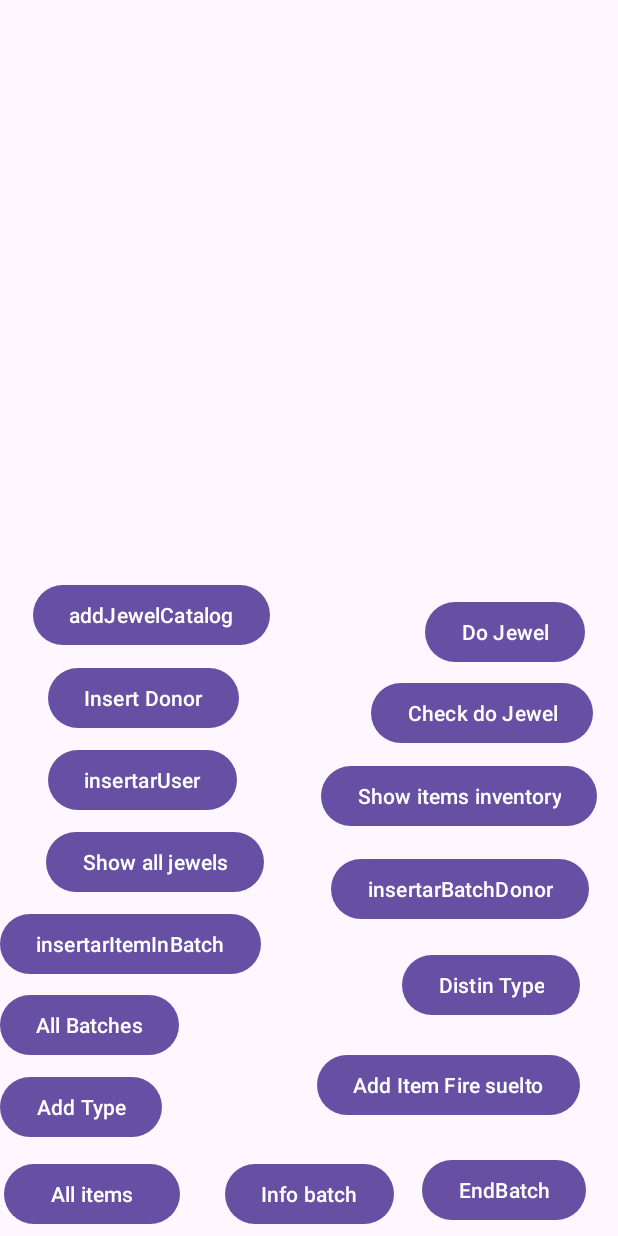
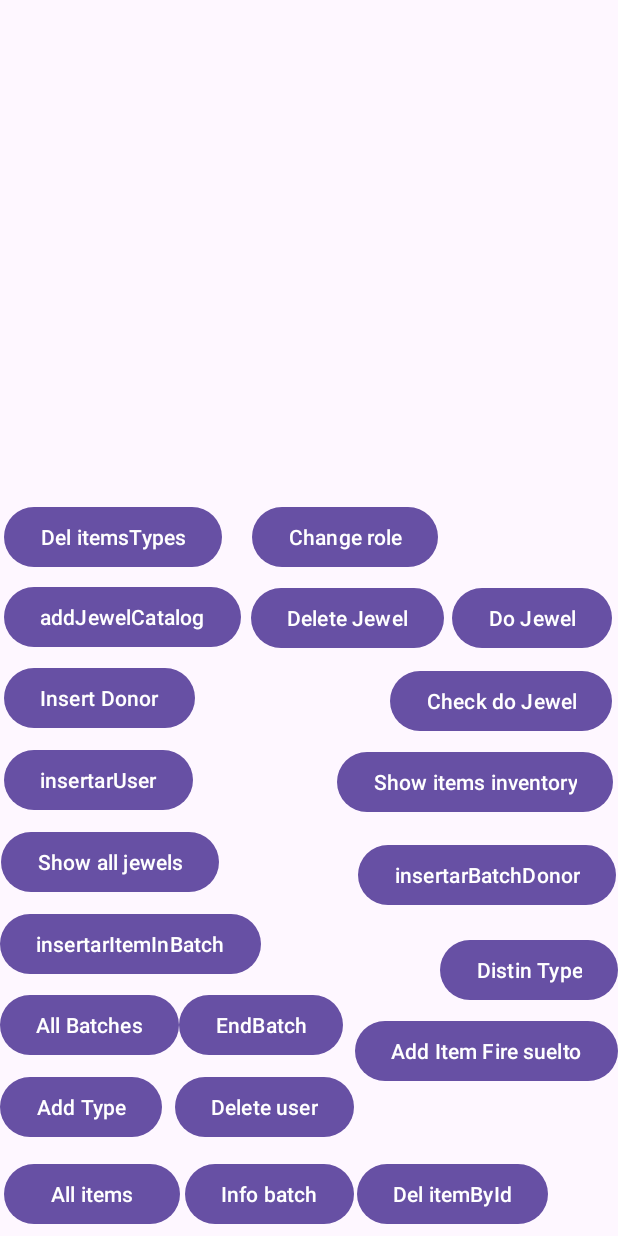
Before and after one commit to SergioAlmagre/JawasChallenge, an Android app: the layout activity_main.xml on its own in the app's theme, with its tools: preview values and no code run, on a phone screen of 412 x 824 dp. Run offline under Robolectric (Android 15) with nearby library versions, the phone set to English and light mode, and no system bars.

Commit message:
gitflow-feature-stash: logicOfOperation

```diff
--- a/app/src/main/java/Model/Hardware/Item.kt
+++ b/app/src/main/java/Model/Hardware/Item.kt
@@ -9,11 +9,11 @@ class Item {
     var attributes = mutableListOf<Attribute>()
     init {
         var itemType = Attribute("Type")
-        var itemObservations = Attribute("Observations")
+        var itemDescription = Attribute("Description")
         var itemPicture = Attribute("Picture")
 
         attributes.add(itemType)
-        attributes.add(itemObservations)
+        attributes.add(itemDescription)
         attributes.add(itemPicture)
     }
 
--- a/app/src/main/res/layout/activity_main.xml
+++ b/app/src/main/res/layout/activity_main.xml
@@ -7,16 +7,28 @@
     tools:context=".MainActivity">
 
     <Button
-        android:id="@+id/btnDoJewel"
+        android:id="@+id/btnDeleteItemsTypes"
         android:layout_width="wrap_content"
         android:layout_height="wrap_content"
-        android:text="Do Jewel"
+        android:text="Del itemsTypes"
         app:layout_constraintBottom_toBottomOf="parent"
         app:layout_constraintEnd_toEndOf="parent"
-        app:layout_constraintHorizontal_bias="0.927"
+        app:layout_constraintHorizontal_bias="0.011"
         app:layout_constraintStart_toStartOf="parent"
         app:layout_constraintTop_toTopOf="parent"
-        app:layout_constraintVertical_bias="0.512" />
+        app:layout_constraintVertical_bias="0.43" />
+
+    <Button
+        android:id="@+id/btnChangeRole"
+        android:layout_width="wrap_content"
+        android:layout_height="wrap_content"
+        android:text="Change role"
+        app:layout_constraintBottom_toBottomOf="parent"
+        app:layout_constraintEnd_toEndOf="parent"
+        app:layout_constraintHorizontal_bias="0.584"
+        app:layout_constraintStart_toStartOf="parent"
+        app:layout_constraintTop_toTopOf="parent"
+        app:layout_constraintVertical_bias="0.43" />
 
     <Button
         android:id="@+id/btnInfoBatch"
@@ -25,33 +37,45 @@
         android:text="Info batch"
         app:layout_constraintBottom_toBottomOf="parent"
         app:layout_constraintEnd_toEndOf="parent"
+        app:layout_constraintHorizontal_bias="0.412"
         app:layout_constraintStart_toStartOf="parent"
         app:layout_constraintTop_toTopOf="parent"
         app:layout_constraintVertical_bias="0.995" />
 
     <Button
-        android:id="@+id/btnAddJewelCatalog"
+        android:id="@+id/btnDeleteUser"
         android:layout_width="wrap_content"
         android:layout_height="wrap_content"
-        android:text="addJewelCatalog"
+        android:text="Delete user"
         app:layout_constraintBottom_toBottomOf="parent"
         app:layout_constraintEnd_toEndOf="parent"
-        app:layout_constraintHorizontal_bias="0.087"
+        app:layout_constraintHorizontal_bias="0.399"
         app:layout_constraintStart_toStartOf="parent"
         app:layout_constraintTop_toTopOf="parent"
-        app:layout_constraintVertical_bias="0.497" />
+        app:layout_constraintVertical_bias="0.92" />
 
     <Button
-        android:id="@+id/btnEndBatch"
+        android:id="@+id/btnDeleteJewel"
         android:layout_width="wrap_content"
         android:layout_height="wrap_content"
-        android:text="EndBatch"
+        android:text="Delete Jewel"
         app:layout_constraintBottom_toBottomOf="parent"
         app:layout_constraintEnd_toEndOf="parent"
-        app:layout_constraintHorizontal_bias="0.93"
+        app:layout_constraintHorizontal_bias="0.591"
+        app:layout_constraintStart_toStartOf="parent"
+        app:layout_constraintTop_toTopOf="parent" />
+
+    <Button
+        android:id="@+id/btnDeleteItemById"
+        android:layout_width="wrap_content"
+        android:layout_height="wrap_content"
+        android:text="Del itemById"
+        app:layout_constraintBottom_toBottomOf="parent"
+        app:layout_constraintEnd_toEndOf="parent"
+        app:layout_constraintHorizontal_bias="0.837"
         app:layout_constraintStart_toStartOf="parent"
         app:layout_constraintTop_toTopOf="parent"
-        app:layout_constraintVertical_bias="0.991" />
+        app:layout_constraintVertical_bias="0.995" />
 
     <Button
         android:id="@+id/btnAddType"
@@ -72,10 +96,81 @@
         android:text="Add Item Fire suelto"
         app:layout_constraintBottom_toBottomOf="parent"
         app:layout_constraintEnd_toEndOf="parent"
-        app:layout_constraintHorizontal_bias="0.893"
+        app:layout_constraintHorizontal_bias="1.0"
         app:layout_constraintStart_toStartOf="parent"
         app:layout_constraintTop_toTopOf="parent"
-        app:layout_constraintVertical_bias="0.901" />
+        app:layout_constraintVertical_bias="0.872" />
+
+    <Button
+        android:id="@+id/btnCheckDoJewel"
+        android:layout_width="wrap_content"
+        android:layout_height="wrap_content"
+        android:text="Check do Jewel"
+        app:layout_constraintBottom_toBottomOf="parent"
+        app:layout_constraintEnd_toEndOf="parent"
+        app:layout_constraintHorizontal_bias="0.984"
+        app:layout_constraintStart_toStartOf="parent"
+        app:layout_constraintTop_toTopOf="parent"
+        app:layout_constraintVertical_bias="0.571" />
+
+    <Button
+        android:id="@+id/btnShowItemsInvertory"
+        android:layout_width="wrap_content"
+        android:layout_height="wrap_content"
+        android:text="Show items inventory"
+        app:layout_constraintBottom_toBottomOf="parent"
+        app:layout_constraintEnd_toEndOf="parent"
+        app:layout_constraintHorizontal_bias="0.986"
+        app:layout_constraintStart_toStartOf="parent"
+        app:layout_constraintTop_toTopOf="parent"
+        app:layout_constraintVertical_bias="0.641" />
+
+    <Button
+        android:id="@+id/btnInsertarBatch"
+        android:layout_width="wrap_content"
+        android:layout_height="wrap_content"
+        android:text="insertarBatchDonor"
+        app:layout_constraintBottom_toBottomOf="parent"
+        app:layout_constraintEnd_toEndOf="parent"
+        app:layout_constraintHorizontal_bias="0.995"
+        app:layout_constraintStart_toStartOf="parent"
+        app:layout_constraintTop_toTopOf="parent"
+        app:layout_constraintVertical_bias="0.721" />
+
+    <Button
+        android:id="@+id/btnDistinType"
+        android:layout_width="wrap_content"
+        android:layout_height="wrap_content"
+        android:text="Distin Type"
+        app:layout_constraintBottom_toBottomOf="parent"
+        app:layout_constraintEnd_toEndOf="parent"
+        app:layout_constraintHorizontal_bias="1.0"
+        app:layout_constraintStart_toStartOf="parent"
+        app:layout_constraintTop_toTopOf="parent"
+        app:layout_constraintVertical_bias="0.802" />
+
+    <Button
+        android:id="@+id/btnEndBatch"
+        android:layout_width="wrap_content"
+        android:layout_height="wrap_content"
+        android:text="EndBatch"
+        app:layout_constraintBottom_toBottomOf="parent"
+        app:layout_constraintEnd_toEndOf="parent"
+        app:layout_constraintHorizontal_bias="0.394"
+        app:layout_constraintStart_toStartOf="parent"
+        app:layout_constraintTop_toTopOf="parent"
+        app:layout_constraintVertical_bias="0.85" />
+
+    <Button
+        android:id="@+id/btnDoJewel"
+        android:layout_width="wrap_content"
+        android:layout_height="wrap_content"
+        android:text="Do Jewel"
+        app:layout_constraintBottom_toBottomOf="parent"
+        app:layout_constraintEnd_toEndOf="parent"
+        app:layout_constraintHorizontal_bias="0.986"
+        app:layout_constraintStart_toStartOf="parent"
+        app:layout_constraintTop_toTopOf="parent" />
 
     <Button
         android:id="@+id/btnAllBatches"
@@ -102,78 +197,6 @@
         app:layout_constraintVertical_bias="0.995" />
 
     <Button
-        android:id="@+id/btnInsertDonor"
-        android:layout_width="wrap_content"
-        android:layout_height="wrap_content"
-        android:text="Insert Donor"
-        app:layout_constraintBottom_toBottomOf="parent"
-        app:layout_constraintEnd_toEndOf="parent"
-        app:layout_constraintHorizontal_bias="0.113"
-        app:layout_constraintStart_toStartOf="parent"
-        app:layout_constraintTop_toTopOf="parent"
-        app:layout_constraintVertical_bias="0.569" />
-
-    <Button
-        android:id="@+id/btnShowAllJewels"
-        android:layout_width="wrap_content"
-        android:layout_height="wrap_content"
-        android:text="Show all jewels"
-        app:layout_constraintBottom_toBottomOf="parent"
-        app:layout_constraintEnd_toEndOf="parent"
-        app:layout_constraintHorizontal_bias="0.115"
-        app:layout_constraintStart_toStartOf="parent"
-        app:layout_constraintTop_toTopOf="parent"
-        app:layout_constraintVertical_bias="0.71" />
-
-    <Button
-        android:id="@+id/btnCheckDoJewel"
-        android:layout_width="wrap_content"
-        android:layout_height="wrap_content"
-        android:text="Check do Jewel"
-        app:layout_constraintBottom_toBottomOf="parent"
-        app:layout_constraintEnd_toEndOf="parent"
-        app:layout_constraintHorizontal_bias="0.938"
-        app:layout_constraintStart_toStartOf="parent"
-        app:layout_constraintTop_toTopOf="parent"
-        app:layout_constraintVertical_bias="0.582" />
-
-    <Button
-        android:id="@+id/btnInsertarBatch"
-        android:layout_width="wrap_content"
-        android:layout_height="wrap_content"
-        android:text="insertarBatchDonor"
-        app:layout_constraintBottom_toBottomOf="parent"
-        app:layout_constraintEnd_toEndOf="parent"
-        app:layout_constraintHorizontal_bias="0.92"
-        app:layout_constraintStart_toStartOf="parent"
-        app:layout_constraintTop_toTopOf="parent"
-        app:layout_constraintVertical_bias="0.733" />
-
-    <Button
-        android:id="@+id/btnShowItemsInvertory"
-        android:layout_width="wrap_content"
-        android:layout_height="wrap_content"
-        android:text="Show items inventory"
-        app:layout_constraintBottom_toBottomOf="parent"
-        app:layout_constraintEnd_toEndOf="parent"
-        app:layout_constraintHorizontal_bias="0.938"
-        app:layout_constraintStart_toStartOf="parent"
-        app:layout_constraintTop_toTopOf="parent"
-        app:layout_constraintVertical_bias="0.653" />
-
-    <Button
-        android:id="@+id/btnDistinType"
-        android:layout_width="wrap_content"
-        android:layout_height="wrap_content"
-        android:text="Distin Type"
-        app:layout_constraintBottom_toBottomOf="parent"
-        app:layout_constraintEnd_toEndOf="parent"
-        app:layout_constraintHorizontal_bias="0.914"
-        app:layout_constraintStart_toStartOf="parent"
-        app:layout_constraintTop_toTopOf="parent"
-        app:layout_constraintVertical_bias="0.815" />
-
-    <Button
         android:id="@+id/btnInsertarItemInBatch"
         android:layout_width="wrap_content"
         android:layout_height="wrap_content"
@@ -192,21 +215,57 @@
         android:text="insertarUser"
         app:layout_constraintBottom_toBottomOf="parent"
         app:layout_constraintEnd_toEndOf="parent"
-        app:layout_constraintHorizontal_bias="0.112"
+        app:layout_constraintHorizontal_bias="0.01"
         app:layout_constraintStart_toStartOf="parent"
         app:layout_constraintTop_toTopOf="parent"
         app:layout_constraintVertical_bias="0.639" />
 
+    <Button
+        android:id="@+id/btnAddJewelCatalog"
+        android:layout_width="wrap_content"
+        android:layout_height="wrap_content"
+        android:text="addJewelCatalog"
+        app:layout_constraintBottom_toBottomOf="parent"
+        app:layout_constraintEnd_toEndOf="parent"
+        app:layout_constraintHorizontal_bias="0.011"
+        app:layout_constraintStart_toStartOf="parent"
+        app:layout_constraintTop_toTopOf="parent"
+        app:layout_constraintVertical_bias="0.499" />
+
+    <Button
+        android:id="@+id/btnInsertDonor"
+        android:layout_width="wrap_content"
+        android:layout_height="wrap_content"
+        android:text="Insert Donor"
+        app:layout_constraintBottom_toBottomOf="parent"
+        app:layout_constraintEnd_toEndOf="parent"
+        app:layout_constraintHorizontal_bias="0.01"
+        app:layout_constraintStart_toStartOf="parent"
+        app:layout_constraintTop_toTopOf="parent"
+        app:layout_constraintVertical_bias="0.569" />
+
+    <Button
+        android:id="@+id/btnShowAllJewels"
+        android:layout_width="wrap_content"
+        android:layout_height="wrap_content"
+        android:text="Show all jewels"
+        app:layout_constraintBottom_toBottomOf="parent"
+        app:layout_constraintEnd_toEndOf="parent"
+        app:layout_constraintHorizontal_bias="0.003"
+        app:layout_constraintStart_toStartOf="parent"
+        app:layout_constraintTop_toTopOf="parent"
+        app:layout_constraintVertical_bias="0.71" />
+
     <ScrollView
         android:id="@+id/txtScroll"
-        android:layout_width="358dp"
-        android:layout_height="328dp"
+        android:layout_width="382dp"
+        android:layout_height="283dp"
         app:layout_constraintBottom_toBottomOf="parent"
         app:layout_constraintEnd_toEndOf="parent"
-        app:layout_constraintHorizontal_bias="0.491"
+        app:layout_constraintHorizontal_bias="0.489"
         app:layout_constraintStart_toStartOf="parent"
         app:layout_constraintTop_toTopOf="parent"
-        app:layout_constraintVertical_bias="0.033">
+        app:layout_constraintVertical_bias="0.013">
 
         <TextView
             android:id="@+id/textView"
```
Also changed, not shown: app/src/main/java/Connections/FireStore.kt (+106 -27 lines), app/src/main/java/Factories/Factory.kt (+18 -21 lines), app/src/main/java/Model/Users/Donor.kt (deleted, +0 -30 lines), app/src/main/java/Model/Users/User.kt (+16 -1 lines), app/src/main/java/com/example/jawaschallenge/MainActivity.kt (+46 -2 lines), 2 other files.
